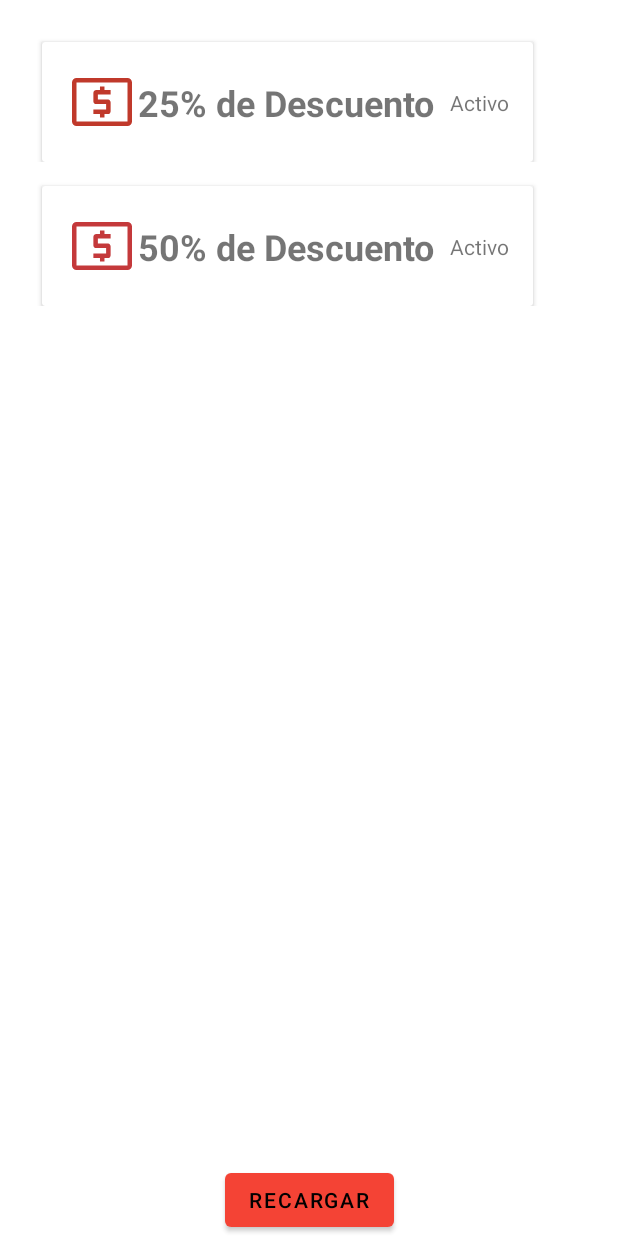
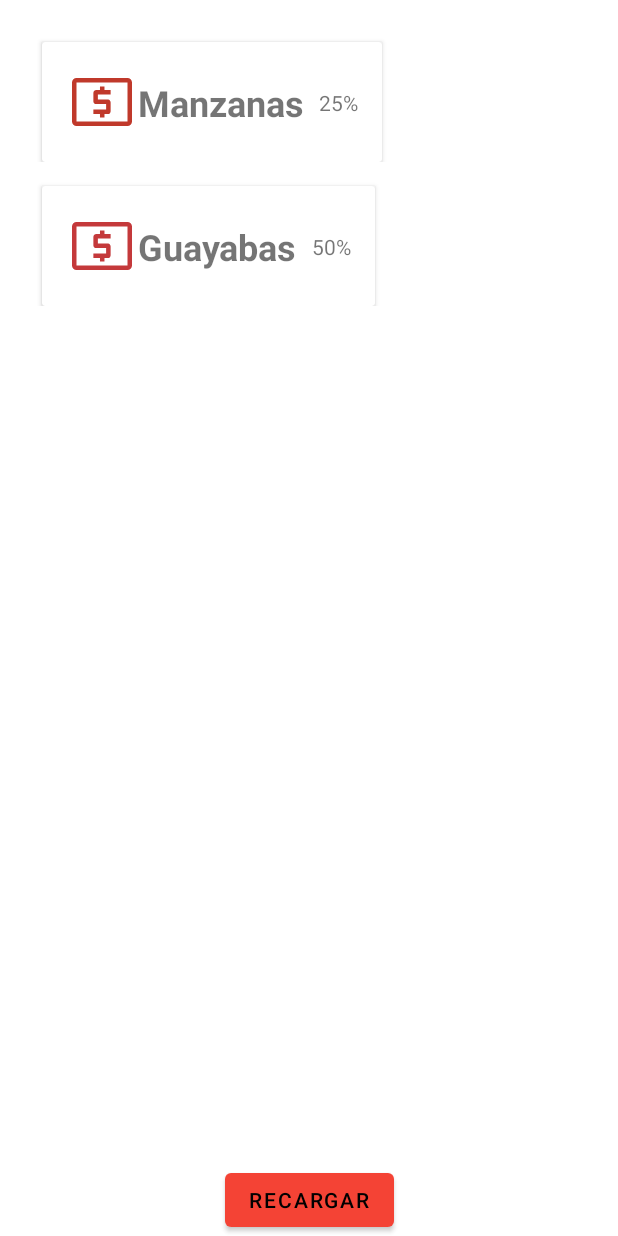
Before and after one commit to EmilianoGMX/ProyectoFinal, an Android app: the fragment HomeFragment shown on its own in the app's theme, on a phone screen of 412 x 824 dp. Run offline under Robolectric (Android 15) with nearby library versions, the phone set to English and light mode, and no system bars.

```diff
--- a/app/src/main/java/com/example/proyectofinal/ui/home/HomeFragment.java
+++ b/app/src/main/java/com/example/proyectofinal/ui/home/HomeFragment.java
@@ -56,14 +56,15 @@ public class HomeFragment extends Fragment {
 
     private void initComponents() {
         elements = new ArrayList<>();
-        elements.add(new ListElement("#C0392B", "25% de Descuento", "   Activo"));
-        elements.add(new ListElement("#C4393B", "50% de Descuento", "   Activo"));
+        elements.add(new ListElement("#C0392B", "Manzanas", "   25%"));
+        elements.add(new ListElement("#C4393B", "Guayabas", "   50%"));
 
         SharedPreferences preferences = getActivity().getSharedPreferences("cupones", Context.MODE_PRIVATE);
         int cantidad = preferences.getInt("cantidad", 0);
 
         for(int i = 1; i<cantidad; i++)
         {
+            MostrarToast("Hola");
             String producto = preferences.getString("Producto"+i, "Manzanas");
             String descuento = preferences.getString("Descuento"+i, "15%");
             String color = preferences.getString("Color"+i, "#C0392B");
```
